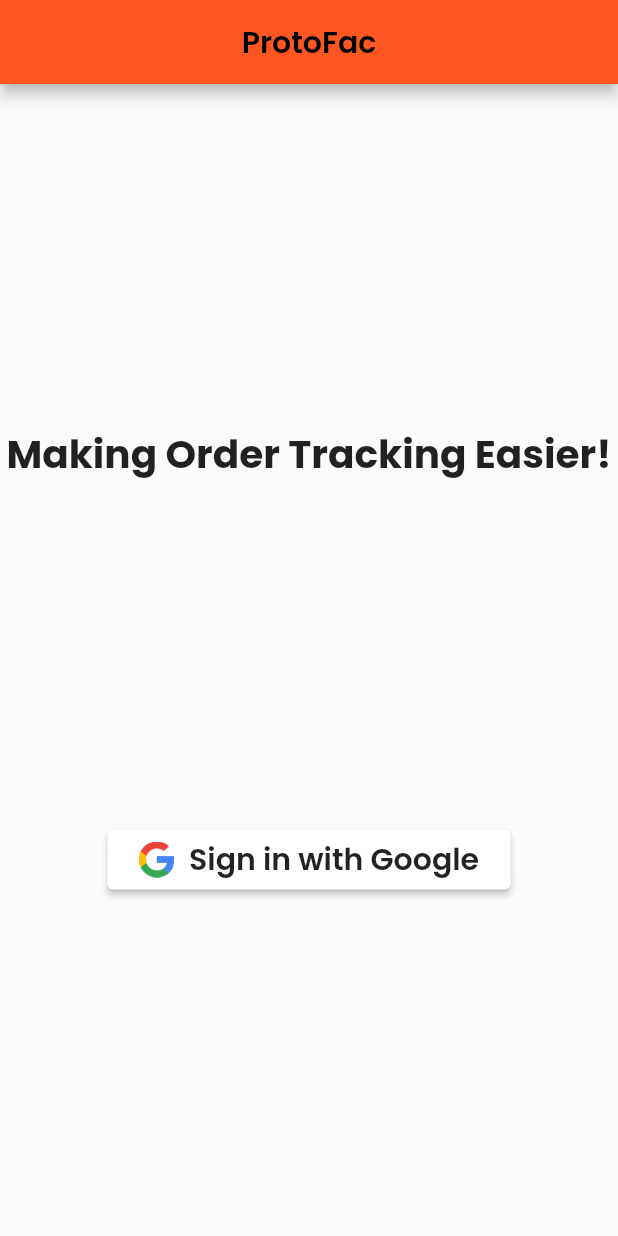
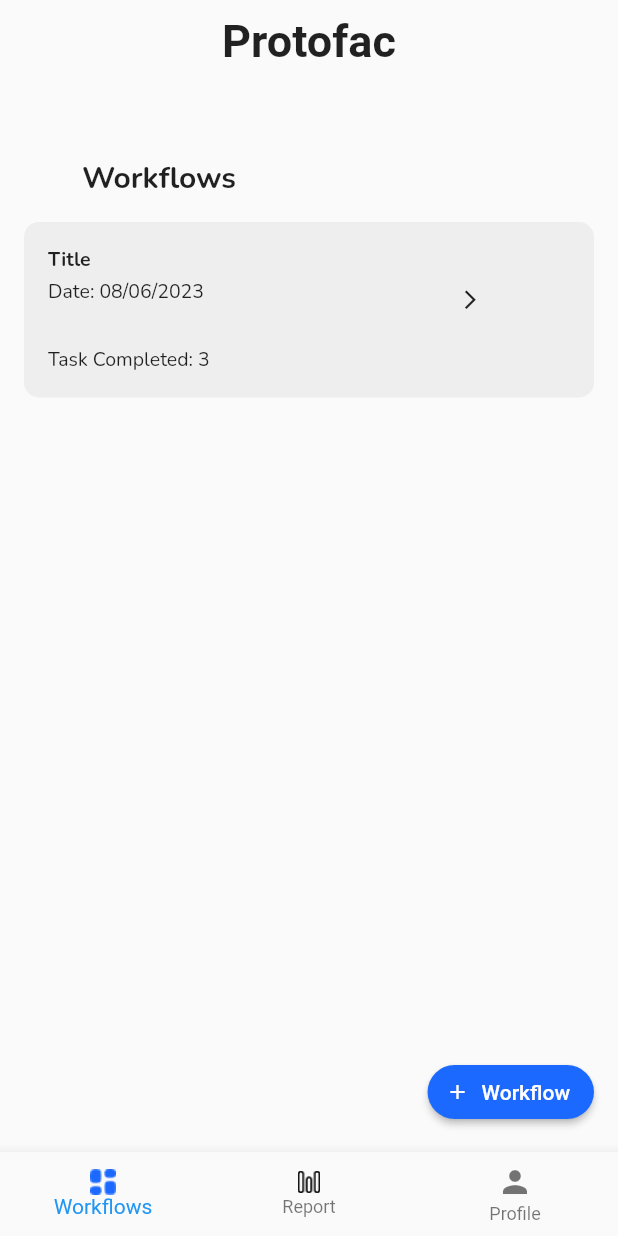
Before and after one commit to vrishank97/protofac-app, a Flutter app: the screen it shows after launch, on a phone screen of 412 x 824 dp. Run offline on Flutter 3.47's test engine with Material 2 defaults, Android fonts, the light colour scheme and no system bars; our stand-ins replace cloud_firestore, firebase_analytics, firebase_auth, firebase_core, get_it, go_router and 2 more; missing offline and left inert: firebase_app_check; accounts and stored records are empty; Roboto replaces fonts that are missing (Clash Display).

Commit message:
workflow screen added

```diff
--- a/lib/main.dart
+++ b/lib/main.dart
@@ -6,6 +6,7 @@ import 'package:firebase_app_check/firebase_app_check.dart';
 import 'package:google_fonts/google_fonts.dart';
 import 'package:google_sign_in/google_sign_in.dart';
 import 'package:protofac/router.dart';
+import 'package:protofac/screens/workflow_screen.dart';
 import 'package:protofac/services/auth_service.dart';
 import 'package:provider/provider.dart';
 import 'firebase_options.dart';
@@ -18,18 +19,32 @@ void main() async {
   runApp(const MyApp());
 }
 
+// class MyApp extends StatelessWidget {
+//   const MyApp({super.key});
+
+//   @override
+//   Widget build(BuildContext context) {
+//     return MaterialApp.router(
+//         debugShowCheckedModeBanner: false,
+//         routerConfig: gorouter,
+//         theme: ThemeData(
+//             primarySwatch: Colors.deepOrange,
+//             textTheme: GoogleFonts.poppinsTextTheme(
+//               Theme.of(context).textTheme,
+//             ))
+
+//             );
+//   }
+// }
+
 class MyApp extends StatelessWidget {
-  const MyApp({super.key});
+  const MyApp({Key? key}) : super(key: key);
 
   @override
   Widget build(BuildContext context) {
-    return MaterialApp.router(
-        debugShowCheckedModeBanner: false,
-        routerConfig: gorouter,
-        theme: ThemeData(
-            primarySwatch: Colors.deepOrange,
-            textTheme: GoogleFonts.poppinsTextTheme(
-              Theme.of(context).textTheme,
-            )));
+    return MaterialApp(
+      debugShowCheckedModeBanner: false,
+      home: Workflow_screen(),
+    );
   }
 }
--- a/lib/screens/leaderboard_screen.dart
+++ b/lib/screens/leaderboard_screen.dart
@@ -1,4 +1,3 @@
-import 'dart:html';
 import 'package:flutter/material.dart';
 
 class LeaderboardScreen extends StatefulWidget {
--- /dev/null
+++ b/lib/screens/workflow_screen.dart
@@ -0,0 +1,127 @@
+// ignore_for_file: prefer_const_constructors, prefer_const_literals_to_create_immutables
+
+import 'package:flutter/material.dart';
+
+class Workflow_screen extends StatefulWidget {
+  const Workflow_screen({super.key});
+
+  @override
+  State<Workflow_screen> createState() => _Workflow_screenState();
+}
+
+class _Workflow_screenState extends State<Workflow_screen> {
+  int _selectedIndex = 0;
+
+  void _onItemTapped(int index) {
+    setState(() {
+      _selectedIndex = index;
+    });
+  }
+
+  @override
+  Widget build(BuildContext context) {
+    return Scaffold(
+      body: Stack(children: [
+        Positioned(
+            bottom: 16,
+            right: 16,
+            child: ElevatedButton.icon(
+              onPressed: () {
+                // Add your button action here
+              },
+              icon: Icon(Icons.add, size: 16),
+              label: Text('Workflow'),
+              style: ElevatedButton.styleFrom(
+                backgroundColor: Color.fromRGBO(28, 105, 255, 1),
+                shape: RoundedRectangleBorder(
+                  borderRadius: BorderRadius.circular(30), // Border radius
+                ),
+              ),
+            )),
+        ListView(children: [
+          Container(
+            padding: const EdgeInsets.all(10),
+            child: const Center(
+              child: Text(
+                "Protofac",
+                style: TextStyle(
+                    fontSize: 30,
+                    fontWeight: FontWeight.bold,
+                    fontFamily: 'Clash Display'),
+              ),
+            ),
+          ),
+          Container(
+            padding: const EdgeInsets.only(
+              top: 50,
+              right: 200,
+            ),
+            child: const Center(
+              child: Text(
+                "Workflows",
+                style: TextStyle(
+                    fontSize: 20,
+                    fontWeight: FontWeight.bold,
+                    fontFamily: 'Nunito'),
+              ),
+            ),
+          ),
+          Container(
+            padding: EdgeInsets.all(16),
+            margin: EdgeInsets.all(16),
+            decoration: BoxDecoration(
+              color: Colors.grey[200],
+              borderRadius: BorderRadius.circular(10),
+            ),
+            child: Column(
+              crossAxisAlignment: CrossAxisAlignment.start,
+              children: [
+                Text(
+                  'Title',
+                  style: TextStyle(
+                      fontFamily: 'Nunito',
+                      fontSize: 13,
+                      fontWeight: FontWeight.bold),
+                ),
+                Container(
+                  child: Row(children: [
+                    Text(
+                      'Date: 08/06/2023',
+                      style: TextStyle(fontFamily: 'Nunito', fontSize: 13),
+                    ),
+                    Container(
+                        padding: EdgeInsets.only(top: 10, left: 170),
+                        child: Icon(Icons.arrow_forward_ios, size: 15)),
+                  ]),
+                ),
+                SizedBox(height: 24),
+                Text(
+                  'Task Completed: 3',
+                  style: TextStyle(fontFamily: 'Nunito', fontSize: 13),
+                ),
+              ],
+            ),
+          ),
+        ]),
+      ]),
+      bottomNavigationBar: BottomNavigationBar(
+        items: [
+          BottomNavigationBarItem(
+            icon: Image.asset('assets/workflow.png', height: 17, width: 17),
+            label: 'Workflows',
+          ),
+          BottomNavigationBarItem(
+            icon: Image.asset('assets/report.png', height: 15, width: 15),
+            label: 'Report',
+          ),
+          BottomNavigationBarItem(
+            icon: Icon(Icons.person),
+            label: 'Profile',
+          ),
+        ],
+        currentIndex: _selectedIndex,
+        onTap: _onItemTapped,
+      ),
+    );
+  }
+}
```
Also changed, not shown: pubspec.yaml (+7 -1 lines), assets/report.png (added), assets/workflow.png (added), lib/fonts/Nunito-Bold.ttf (added), lib/fonts/Nunito-Regular.ttf (added), pubspec.lock, 6 other files.
